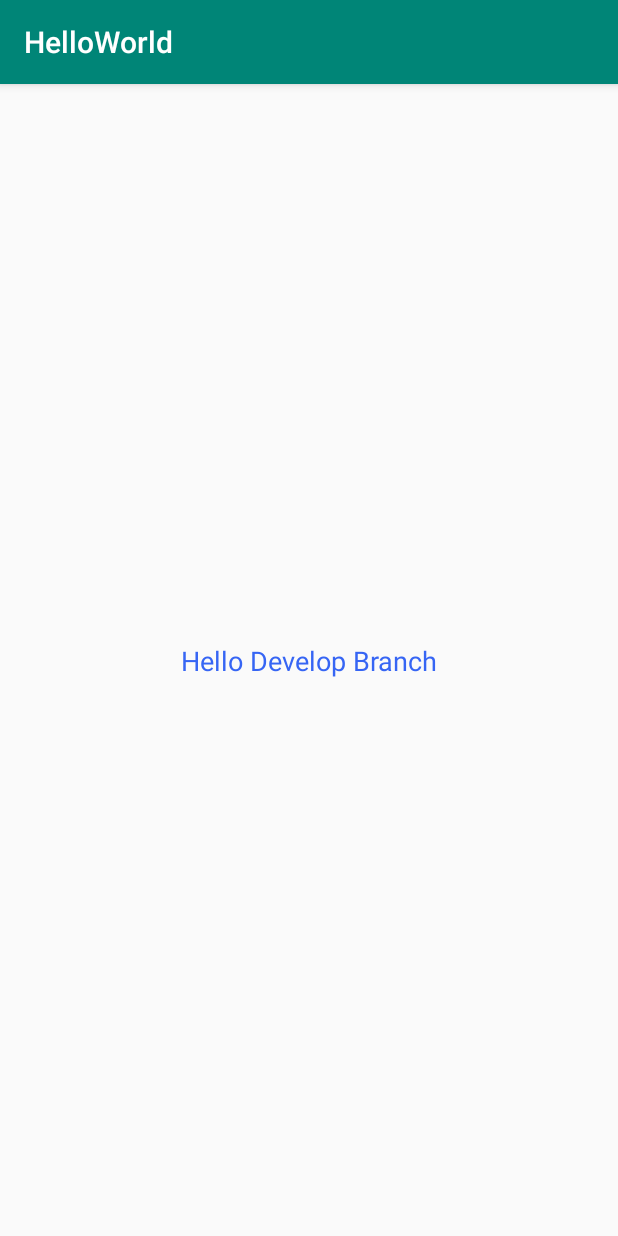
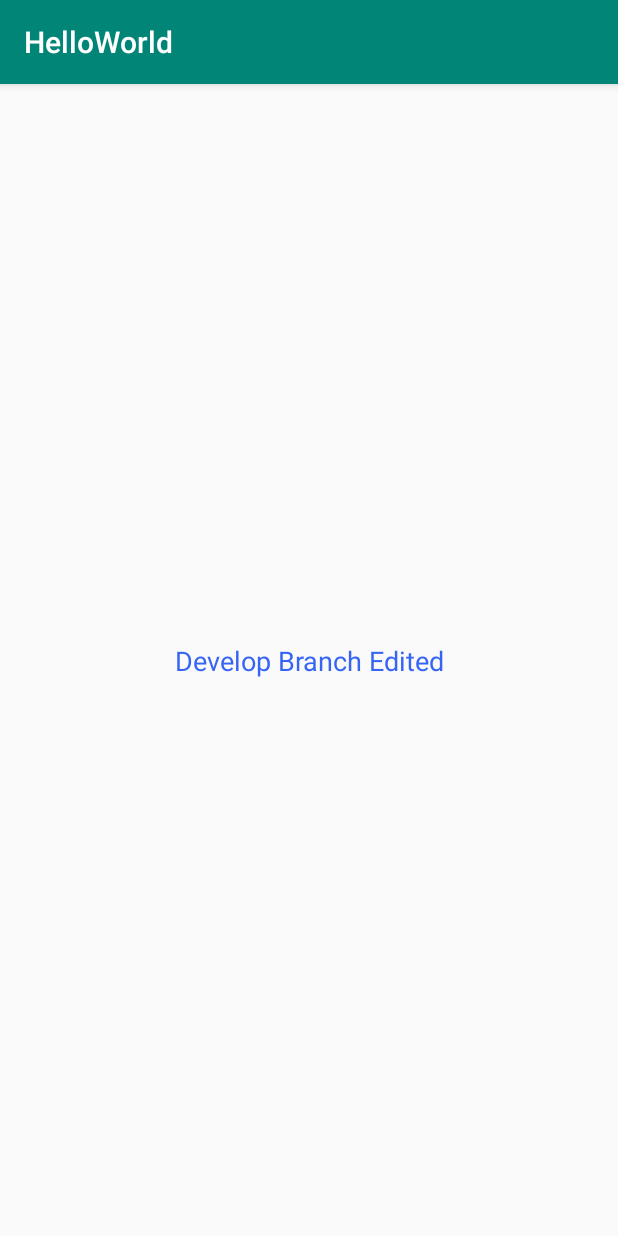
Before and after one commit to yeyu0308/HelloWorld, an Android app: the screen it shows after launch (MainActivity), on a phone screen of 412 x 824 dp. Run offline under Robolectric (Android 15) with nearby library versions, the phone set to English and light mode, and no system bars.

Commit message:
Edit TextView for master

```diff
--- a/app/src/main/res/layout/activity_main.xml
+++ b/app/src/main/res/layout/activity_main.xml
@@ -9,7 +9,7 @@
     <TextView
         android:layout_width="wrap_content"
         android:layout_height="wrap_content"
-        android:text="Hello Develop Branch"
+        android:text="Develop Branch Edited"
         android:textColor="#3665F4"
         android:textSize="18sp"
         app:layout_constraintBottom_toBottomOf="parent"
```
